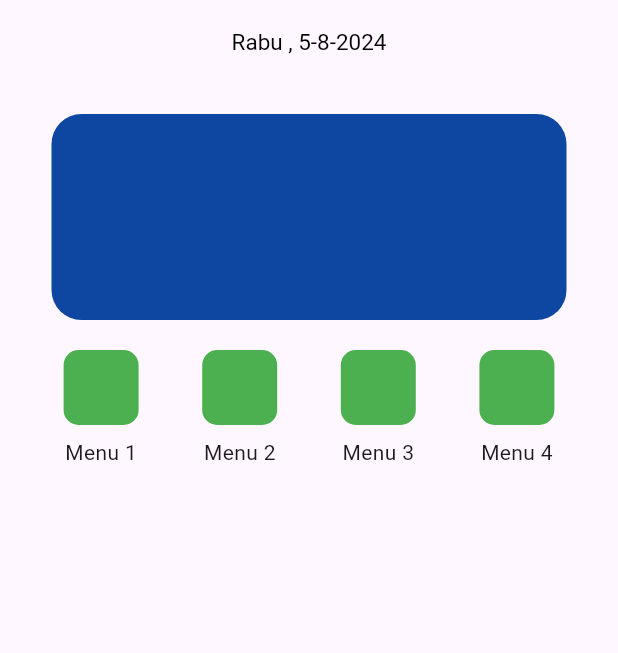
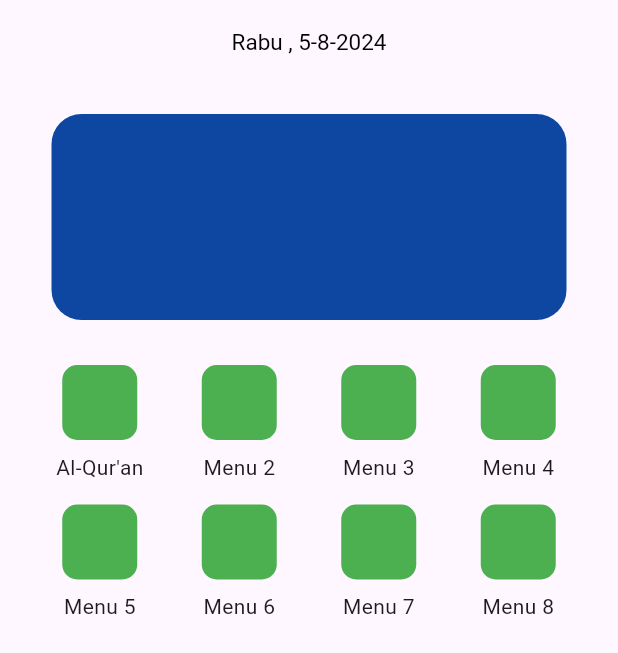
Before and after one commit to mhrdwan/junub, a Flutter app: the screen it shows after launch, on a phone screen of 412 x 824 dp. Shown: the top 653 px of the screen. Run offline on Flutter 3.47's test engine with Material 3 defaults, Android fonts, the phone set to English and light mode, and no system bars; our stand-ins replace dio.

Commit message:
nambah menu screen

```diff
--- a/lib/view/dashboard_view.dart
+++ b/lib/view/dashboard_view.dart
@@ -95,13 +95,17 @@ class _DashboardViewState extends State<DashboardView> {
                 width: MediaQuery.of(context).size.width / 1.2,
                 height: MediaQuery.of(context).size.height / 6,
               ),
-              SizedBox(height: 20),
-              Row(
-                mainAxisAlignment: MainAxisAlignment.spaceEvenly,
-                children: [
-                  for (int i = 0; i < 4; i++)
-                    GestureDetector(
-                      onTap: () => onBoxTap(i),
+              SizedBox(height: 30),
+              // Grid view of menu items
+              Padding(
+                padding: const EdgeInsets.only(left: 20, right: 20),
+                child: GridView.count(
+                  crossAxisCount: 4,
+                  shrinkWrap: true,
+                  physics: NeverScrollableScrollPhysics(),
+                  children: List.generate(8, (index) {
+                    return GestureDetector(
+                      onTap: () => onBoxTap(index),
                       child: Column(
                         mainAxisSize: MainAxisSize.min,
                         children: [
@@ -114,11 +118,12 @@ class _DashboardViewState extends State<DashboardView> {
                             ),
                           ),
                           SizedBox(height: 8),
-                          Text("Menu ${i + 1}"),
+                          Text(index == 0 ? "Al-Qur'an" : "Menu ${index + 1}"),
                         ],
                       ),
-                    ),
-                ],
+                    );
+                  }),
+                ),
               ),
               SizedBox(height: 20),
             ],
```
